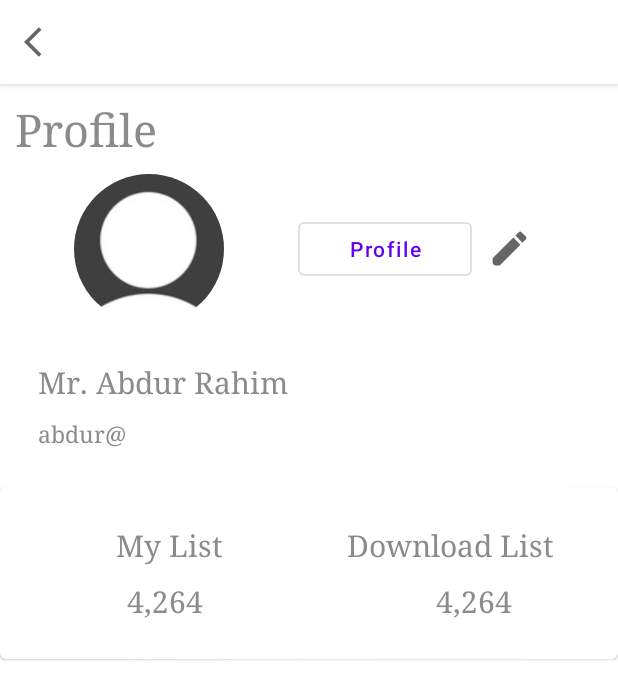
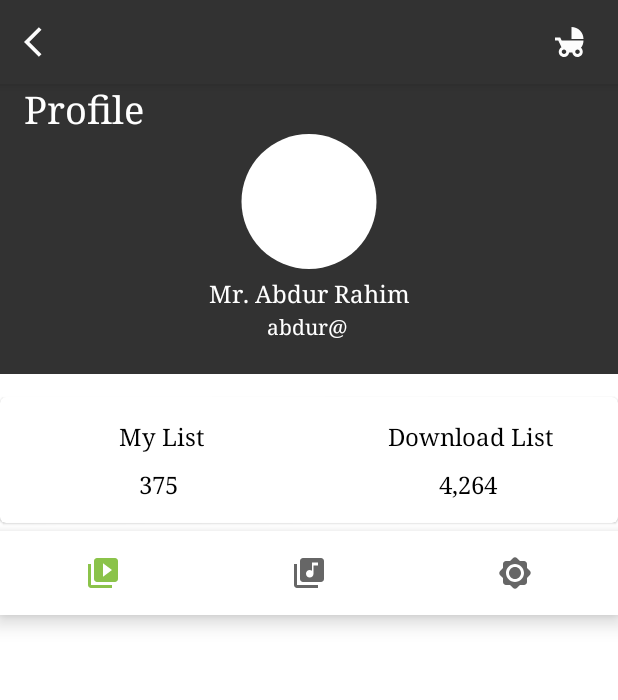
Before and after one commit to kabir61/Simple-Profile-UI, an Android app: the screen it shows after launch (MainActivity before the commit, ProfileSecond after it), on a phone screen of 412 x 824 dp. Shown: the top 700 px of the screen. Run offline under Robolectric (Android 15) with nearby library versions, the phone set to English and light mode, and no system bars; our stand-ins replace CircleImageView.

Commit message:
design updated

```diff
--- a/app/src/main/AndroidManifest.xml
+++ b/app/src/main/AndroidManifest.xml
@@ -9,13 +9,16 @@
         android:roundIcon="@mipmap/ic_launcher_round"
         android:supportsRtl="true"
         android:theme="@style/Theme.ProfileDesign">
-        <activity android:name=".MainActivity">
+        <activity android:name=".ProfileSecond">
             <intent-filter>
                 <action android:name="android.intent.action.MAIN" />
 
                 <category android:name="android.intent.category.LAUNCHER" />
             </intent-filter>
         </activity>
+        <activity android:name=".MainActivity">
+
+        </activity>
     </application>
 
 </manifest>
--- a/app/src/main/java/com/example/profiledesign/MainActivity.java
+++ b/app/src/main/java/com/example/profiledesign/MainActivity.java
@@ -3,8 +3,10 @@ package com.example.profiledesign;
 import androidx.appcompat.app.AppCompatActivity;
 
 import android.os.Bundle;
+import android.widget.Button;
 
 public class MainActivity extends AppCompatActivity {
+
 
     @Override
     protected void onCreate(Bundle savedInstanceState) {
--- /dev/null
+++ b/app/src/main/java/com/example/profiledesign/ProfileSecond.java
@@ -0,0 +1,30 @@
+package com.example.profiledesign;
+
+import androidx.appcompat.app.AppCompatActivity;
+
+import android.annotation.SuppressLint;
+import android.content.Intent;
+import android.os.Bundle;
+import android.view.View;
+import android.widget.Button;
+import android.widget.TextView;
+import android.widget.Toolbar;
+
+public class ProfileSecond extends AppCompatActivity {
+
+    private TextView profileTV;
+    @Override
+    protected void onCreate(Bundle savedInstanceState) {
+        super.onCreate(savedInstanceState);
+        setContentView(R.layout.activity_profile_second);
+        profileTV = findViewById(R.id.profileTV);
+
+        profileTV.setOnClickListener(new View.OnClickListener() {
+            @Override
+            public void onClick(View v) {
+                startActivity(new Intent(ProfileSecond.this,MainActivity.class));
+            }
+        });
+
+    }
+}
--- /dev/null
+++ b/app/src/main/res/color/click_background.xml
@@ -0,0 +1,5 @@
+<?xml version="1.0" encoding="utf-8"?>
+<selector xmlns:android="http://schemas.android.com/apk/res/android">
+    <item android:state_pressed="true" android:color="#65D869"/>
+    <item android:color="@color/gray"/>
+</selector>
--- /dev/null
+++ b/app/src/main/res/drawable/ic_arrow_back.xml
@@ -0,0 +1,5 @@
+<vector android:height="24dp" android:tint="#FCFCFC"
+    android:viewportHeight="24" android:viewportWidth="24"
+    android:width="24dp" xmlns:android="http://schemas.android.com/apk/res/android">
+    <path android:fillColor="@android:color/white" android:pathData="M11.67,3.87L9.9,2.1 0,12l9.9,9.9 1.77,-1.77L3.54,12z"/>
+</vector>
--- /dev/null
+++ b/app/src/main/res/drawable/ic_brightness.xml
@@ -0,0 +1,10 @@
+<vector xmlns:android="http://schemas.android.com/apk/res/android"
+    android:width="24dp"
+    android:height="24dp"
+    android:viewportWidth="24"
+    android:viewportHeight="24"
+    android:tint="?attr/colorControlNormal">
+  <path
+      android:fillColor="@android:color/white"
+      android:pathData="M20,8.69L20,6c0,-1.1 -0.9,-2 -2,-2h-2.69l-1.9,-1.9c-0.78,-0.78 -2.05,-0.78 -2.83,0L8.69,4L6,4c-1.1,0 -2,0.9 -2,2v2.69l-1.9,1.9c-0.78,0.78 -0.78,2.05 0,2.83l1.9,1.9L4,18c0,1.1 0.9,2 2,2h2.69l1.9,1.9c0.78,0.78 2.05,0.78 2.83,0l1.9,-1.9L18,20c1.1,0 2,-0.9 2,-2v-2.69l1.9,-1.9c0.78,-0.78 0.78,-2.05 0,-2.83L20,8.69zM12,18c-3.31,0 -6,-2.69 -6,-6s2.69,-6 6,-6 6,2.69 6,6 -2.69,6 -6,6zM12,8c-2.21,0 -4,1.79 -4,4s1.79,4 4,4 4,-1.79 4,-4 -1.79,-4 -4,-4z"/>
+</vector>
--- /dev/null
+++ b/app/src/main/res/drawable/ic_child_friendly.xml
@@ -0,0 +1,5 @@
+<vector android:height="24dp" android:tint="#FCFCFC"
+    android:viewportHeight="24" android:viewportWidth="24"
+    android:width="24dp" xmlns:android="http://schemas.android.com/apk/res/android">
+    <path android:fillColor="@android:color/white" android:pathData="M13,2v8h8c0,-4.42 -3.58,-8 -8,-8zM19.32,15.89C20.37,14.54 21,12.84 21,11L6.44,11l-0.95,-2L2,9v2h2.22s1.89,4.07 2.12,4.42c-1.1,0.59 -1.84,1.75 -1.84,3.08C4.5,20.43 6.07,22 8,22c1.76,0 3.22,-1.3 3.46,-3h2.08c0.24,1.7 1.7,3 3.46,3 1.93,0 3.5,-1.57 3.5,-3.5 0,-1.04 -0.46,-1.97 -1.18,-2.61zM8,20c-0.83,0 -1.5,-0.67 -1.5,-1.5S7.17,17 8,17s1.5,0.67 1.5,1.5S8.83,20 8,20zM17,20c-0.83,0 -1.5,-0.67 -1.5,-1.5S16.17,17 17,17s1.5,0.67 1.5,1.5S17.83,20 17,20z"/>
+</vector>
--- /dev/null
+++ b/app/src/main/res/drawable/ic_music.xml
@@ -0,0 +1,10 @@
+<vector xmlns:android="http://schemas.android.com/apk/res/android"
+    android:width="24dp"
+    android:height="24dp"
+    android:viewportWidth="24"
+    android:viewportHeight="24"
+    android:tint="?attr/colorControlNormal">
+  <path
+      android:fillColor="@android:color/white"
+      android:pathData="M20,2L8,2c-1.1,0 -2,0.9 -2,2v12c0,1.1 0.9,2 2,2h12c1.1,0 2,-0.9 2,-2L22,4c0,-1.1 -0.9,-2 -2,-2zM18,7h-3v5.5c0,1.38 -1.12,2.5 -2.5,2.5S10,13.88 10,12.5s1.12,-2.5 2.5,-2.5c0.57,0 1.08,0.19 1.5,0.51L14,5h4v2zM4,6L2,6v14c0,1.1 0.9,2 2,2h14v-2L4,20L4,6z"/>
+</vector>
--- /dev/null
+++ b/app/src/main/res/drawable/ic_video.xml
@@ -0,0 +1,10 @@
+<vector xmlns:android="http://schemas.android.com/apk/res/android"
+    android:width="24dp"
+    android:height="24dp"
+    android:viewportWidth="24"
+    android:viewportHeight="24"
+    android:tint="?attr/colorControlNormal">
+  <path
+      android:fillColor="@android:color/white"
+      android:pathData="M4,6L2,6v14c0,1.1 0.9,2 2,2h14v-2L4,20L4,6zM20,2L8,2c-1.1,0 -2,0.9 -2,2v12c0,1.1 0.9,2 2,2h12c1.1,0 2,-0.9 2,-2L22,4c0,-1.1 -0.9,-2 -2,-2zM12,14.5v-9l6,4.5 -6,4.5z"/>
+</vector>
--- a/app/src/main/res/layout/activity_main.xml
+++ b/app/src/main/res/layout/activity_main.xml
@@ -35,8 +35,8 @@
            android:layout_width="wrap_content"
            android:layout_height="wrap_content"
            android:text="Profile"
-           android:textSize="30sp"
-           android:layout_margin="10dp"
+           android:textSize="25sp"
+           android:layout_margin="8dp"
            android:textColor="@color/gray"
            android:fontFamily="serif"/>
 
@@ -48,19 +48,19 @@
 
            <de.hdodenhof.circleimageview.CircleImageView
                android:layout_width="0dp"
-               android:layout_height="100dp"
+               android:layout_height="90dp"
                android:layout_gravity="center_vertical"
                android:layout_weight="1.4"
                android:src="@drawable/profile" />
 
-           <com.google.android.material.button.MaterialButton
+           <Button
                android:layout_width="wrap_content"
                android:layout_height="wrap_content"
                android:layout_weight="0.2"
                android:text="Profile"
                android:textAllCaps="false"
                android:layout_gravity="center_vertical"
-               style="@style/Widget.MaterialComponents.Button.OutlinedButton"/>
+               tools:targetApi="lollipop" />
 
            <de.hdodenhof.circleimageview.CircleImageView
                android:layout_width="30sp"
@@ -75,28 +75,31 @@
       <LinearLayout
           android:layout_width="match_parent"
           android:layout_height="wrap_content"
-          android:layout_margin="20dp"
-          android:orientation="vertical">
+          android:layout_marginTop="10dp"
+          android:layout_marginLeft="10dp"
+          android:orientation="vertical"
+          android:layout_marginStart="10dp">
           <TextView
               android:layout_width="wrap_content"
               android:layout_height="wrap_content"
               android:text="Mr. Abdur Rahim"
-              android:textSize="20sp"
+              android:textSize="16sp"
               android:padding="5dp"
-              android:textColor="@color/gray"
+              android:textColor="@color/black"
               android:fontFamily="serif"/>
           <TextView
               android:layout_width="wrap_content"
               android:layout_height="wrap_content"
               android:text="abdur@ "
               android:padding="5dp"
-              android:textSize="15sp"
+              android:textSize="14sp"
               android:textColor="@color/gray"
               android:fontFamily="serif"/>
       </LinearLayout>
            <com.google.android.material.card.MaterialCardView
                android:layout_width="match_parent"
-               android:layout_height="wrap_content">
+               android:layout_height="wrap_content"
+               android:layout_marginTop="5dp">
                <LinearLayout
                    android:layout_width="match_parent"
                    android:layout_height="wrap_content"
@@ -105,7 +108,7 @@
                    <LinearLayout
                        android:layout_width="0dp"
                        android:layout_height="wrap_content"
-                       android:layout_margin="20dp"
+                       android:layout_margin="10dp"
                        android:layout_weight="1"
                        android:layout_gravity="center"
                        android:orientation="vertical">
@@ -113,19 +116,19 @@
                            android:layout_width="wrap_content"
                            android:layout_height="wrap_content"
                            android:text="My List"
-                           android:textSize="20sp"
+                           android:textSize="16sp"
                            android:layout_gravity="center"
                            android:padding="5dp"
-                           android:textColor="@color/gray"
+                           android:textColor="@color/black"
                            android:fontFamily="serif"/>
                        <TextView
                            android:layout_width="wrap_content"
                            android:layout_height="wrap_content"
-                           android:text="4,264 "
+                           android:text="375 "
                            android:padding="5dp"
                            android:layout_gravity="center"
-                           android:textSize="20sp"
-                           android:textColor="@color/gray"
+                           android:textSize="16sp"
+                           android:textColor="@color/black"
                            android:fontFamily="serif"/>
                    </LinearLayout>
                    <LinearLayout
@@ -138,10 +141,10 @@
                            android:layout_width="wrap_content"
                            android:layout_height="wrap_content"
                            android:text="Download List"
-                           android:textSize="20sp"
-                           android:layout_gravity="start"
+                           android:textSize="16sp"
+                           android:layout_gravity="center"
                            android:padding="5dp"
-                           android:textColor="@color/gray"
+                           android:textColor="@color/black"
                            android:fontFamily="serif"/>
                        <TextView
                            android:layout_width="wrap_content"
@@ -149,11 +152,23 @@
                            android:text="4,264 "
                            android:padding="5dp"
                            android:layout_gravity="center"
-                           android:textSize="20sp"
-                           android:textColor="@color/gray"
+                           android:textSize="16sp"
+                           android:textColor="@color/black"
                            android:fontFamily="serif"/>
                    </LinearLayout>
                </LinearLayout>
            </com.google.android.material.card.MaterialCardView>
+       <com.google.android.material.bottomnavigation.BottomNavigationView
+           android:id="@+id/bottomNav"
+           android:layout_marginTop="5dp"
+           android:layout_width="match_parent"
+           android:layout_height="?attr/actionBarSize"
+           app:labelVisibilityMode="unlabeled"
+           app:menu="@menu/btn_nav"
+           tools:targetApi="lollipop" />
+       <androidx.recyclerview.widget.RecyclerView
+           android:id="@+id/recyclerView"
+           android:layout_width="match_parent"
+           android:layout_height="wrap_content"/>
    </LinearLayout>
 </RelativeLayout>
--- /dev/null
+++ b/app/src/main/res/layout/activity_profile_second.xml
@@ -0,0 +1,192 @@
+<?xml version="1.0" encoding="utf-8"?>
+<RelativeLayout
+    xmlns:android="http://schemas.android.com/apk/res/android"
+    xmlns:app="http://schemas.android.com/apk/res-auto"
+    xmlns:tools="http://schemas.android.com/tools"
+    android:layout_width="match_parent"
+    android:layout_height="match_parent"
+    tools:context=".ProfileSecond">
+
+    <com.google.android.material.appbar.AppBarLayout
+        android:id="@+id/appBar"
+        android:layout_width="match_parent"
+        android:layout_height="wrap_content">
+        <androidx.appcompat.widget.Toolbar
+            android:layout_width="match_parent"
+            android:layout_height="?attr/actionBarSize"
+            android:backgroundTint="@color/gray"
+            android:background="@color/white"
+            tools:targetApi="lollipop">
+           <LinearLayout
+               android:layout_width="match_parent"
+               android:layout_height="wrap_content"
+               android:layout_marginLeft="10dp"
+               android:layout_marginRight="10dp"
+               android:orientation="horizontal">
+               <ImageView
+                   android:id="@+id/backBtn"
+                   android:layout_width="wrap_content"
+                   android:layout_height="wrap_content"
+                   android:outlineAmbientShadowColor="#DACBCB"
+                   android:src="@drawable/ic_arrow_back"
+                   tools:targetApi="p" />
+               <LinearLayout
+                   android:layout_width="match_parent"
+                   android:layout_height="wrap_content"
+                   android:orientation="vertical">
+                   <ImageView
+                       android:id="@+id/iconChild"
+                       android:layout_width="wrap_content"
+                       android:layout_height="wrap_content"
+                       android:layout_gravity="end"
+                       android:outlineAmbientShadowColor="#DACBCB"
+                       android:layout_marginRight="10dp"
+                       android:src="@drawable/ic_child_friendly"
+                       tools:targetApi="p"
+                       android:layout_marginEnd="10dp" />
+               </LinearLayout>
+           </LinearLayout>
+        </androidx.appcompat.widget.Toolbar>
+    </com.google.android.material.appbar.AppBarLayout>
+
+    <LinearLayout
+        android:layout_width="match_parent"
+        android:layout_height="match_parent"
+        android:layout_below="@id/appBar"
+        android:orientation="vertical">
+
+
+        <LinearLayout
+            android:layout_width="match_parent"
+            android:layout_height="wrap_content"
+            android:background="@color/gray"
+           android:paddingBottom="20dp"
+            android:orientation="vertical">
+            <TextView
+                android:id="@+id/profileTV"
+                android:layout_width="wrap_content"
+                android:layout_height="wrap_content"
+                android:text="Profile"
+                android:textSize="25sp"
+                android:layout_marginLeft="16dp"
+                android:textColor="@color/white"
+                android:fontFamily="serif"
+                android:layout_marginStart="16dp" />
+
+            <LinearLayout
+                android:layout_width="match_parent"
+                android:layout_height="wrap_content"
+                android:orientation="vertical">
+
+                <de.hdodenhof.circleimageview.CircleImageView
+                    android:layout_width="match_parent"
+                    android:layout_height="90dp"
+                    android:layout_gravity="center_vertical"
+                    android:src="@drawable/profile" />
+                <TextView
+                    android:layout_width="match_parent"
+                    android:layout_height="wrap_content"
+                    android:text="Mr. Abdur Rahim"
+                    android:gravity="center"
+                    android:textSize="16sp"
+                    android:paddingTop="5dp"
+                    android:textColor="@color/white"
+                    android:fontFamily="serif"/>
+                <TextView
+                    android:layout_width="match_parent"
+                    android:layout_height="wrap_content"
+                    android:text="abdur@ "
+                    android:padding="2dp"
+                    android:gravity="center"
+                    android:textSize="14sp"
+                    android:textColor="@color/white"
+                    android:fontFamily="serif"/>
+            </LinearLayout>
+        </LinearLayout>
+        <LinearLayout
+            android:layout_width="match_parent"
+            android:layout_height="wrap_content"
+            android:layout_marginTop="10dp"
+            android:layout_marginLeft="10dp"
+            android:orientation="vertical"
+            android:layout_marginStart="10dp">
+
+        </LinearLayout>
+        <com.google.android.material.card.MaterialCardView
+            android:layout_width="match_parent"
+            android:layout_height="wrap_content"
+            android:layout_marginTop="5dp">
+            <LinearLayout
+                android:layout_width="match_parent"
+                android:layout_height="wrap_content"
+                android:weightSum="2"
+                android:orientation="horizontal">
+                <LinearLayout
+                    android:layout_width="0dp"
+                    android:layout_height="wrap_content"
+                    android:layout_margin="10dp"
+                    android:layout_weight="1"
+                    android:layout_gravity="center"
+                    android:orientation="vertical">
+                    <TextView
+                        android:layout_width="wrap_content"
+                        android:layout_height="wrap_content"
+                        android:text="My List"
+                        android:textSize="16sp"
+                        android:layout_gravity="center"
+                        android:padding="5dp"
+                        android:textColor="@color/black"
+                        android:fontFamily="serif"/>
+                    <TextView
+                        android:layout_width="wrap_content"
+                        android:layout_height="wrap_content"
+                        android:text="375 "
+                        android:padding="5dp"
+                        android:layout_gravity="center"
+                        android:textSize="16sp"
+                        android:textColor="@color/black"
+                        android:fontFamily="serif"/>
+                </LinearLayout>
+                <LinearLayout
+                    android:layout_width="0dp"
+                    android:layout_height="wrap_content"
+                    android:layout_weight="1"
+                    android:layout_gravity="center"
+                    android:orientation="vertical">
+                    <TextView
+                        android:layout_width="wrap_content"
+                        android:layout_height="wrap_content"
+                        android:text="Download List"
+                        android:textSize="16sp"
+                        android:layout_gravity="center"
+                        android:padding="5dp"
+                        android:textColor="@color/black"
+                        android:fontFamily="serif"/>
+                    <TextView
+                        android:layout_width="wrap_content"
+                        android:layout_height="wrap_content"
+                        android:text="4,264 "
+                        android:padding="5dp"
+                        android:layout_gravity="center"
+                        android:textSize="16sp"
+                        android:textColor="@color/black"
+                        android:fontFamily="serif"/>
+                </LinearLayout>
+            </LinearLayout>
+        </com.google.android.material.card.MaterialCardView>
+
+            <com.google.android.material.bottomnavigation.BottomNavigationView
+                android:id="@+id/bottomNav"
+                android:layout_marginTop="5dp"
+                android:layout_width="match_parent"
+                android:layout_height="?attr/actionBarSize"
+                app:labelVisibilityMode="unlabeled"
+                app:menu="@menu/btn_nav"
+                tools:targetApi="lollipop" />
+        <androidx.recyclerview.widget.RecyclerView
+            android:id="@+id/recyclerView"
+            android:layout_width="match_parent"
+            android:layout_height="wrap_content"/>
+    </LinearLayout>
+
+</RelativeLayout>
--- /dev/null
+++ b/app/src/main/res/layout/pfofile_item_view.xml
@@ -0,0 +1,40 @@
+<?xml version="1.0" encoding="utf-8"?>
+<LinearLayout
+    xmlns:android="http://schemas.android.com/apk/res/android"
+    android:layout_width="match_parent"
+    android:layout_height="match_parent"
+    xmlns:app="http://schemas.android.com/apk/res-auto"
+    android:orientation="vertical">
+    <com.google.android.material.card.MaterialCardView
+        android:id="@+id/itemCardView"
+        android:layout_width="wrap_content"
+        android:layout_height="wrap_content"
+        android:layout_margin="10dp"
+        app:cardElevation="3dp"
+        app:cardCornerRadius="10dp">
+        <LinearLayout
+            android:layout_width="wrap_content"
+            android:layout_height="wrap_content"
+            android:orientation="vertical">
+            <ImageView
+                android:id="@+id/itemIV"
+                android:layout_width="200dp"
+                android:layout_height="200dp"
+                android:src="@drawable/song"
+                android:scaleType="fitXY"/>
+            <TextView
+                android:id="@+id/itemTV"
+                android:layout_width="match_parent"
+                android:layout_height="wrap_content"
+                android:gravity="center"
+                android:text="Artist"/>
+            <TextView
+                android:id="@+id/itemText"
+                android:layout_width="match_parent"
+                android:layout_height="wrap_content"
+                android:gravity="center"
+                android:text="Artist"/>
+        </LinearLayout>
+    </com.google.android.material.card.MaterialCardView>
+
+</LinearLayout>
--- /dev/null
+++ b/app/src/main/res/menu/btn_nav.xml
@@ -0,0 +1,15 @@
+<?xml version="1.0" encoding="utf-8"?>
+<menu xmlns:android="http://schemas.android.com/apk/res/android">
+
+    <item android:id="@+id/video"
+        android:icon="@drawable/ic_video"
+        android:title="video" />
+
+    <item android:id="@+id/audio"
+        android:icon="@drawable/ic_music"
+        android:title="audio"/>
+
+    <item android:id="@+id/setting"
+        android:icon="@drawable/ic_brightness"
+        android:title="setting"/>
+</menu>
--- a/app/src/main/res/values/colors.xml
+++ b/app/src/main/res/values/colors.xml
@@ -1,13 +1,13 @@
 <?xml version="1.0" encoding="utf-8"?>
 <resources>
     <color name="purple_200">#FFBB86FC</color>
-    <color name="purple_500">#FF6200EE</color>
-    <color name="purple_700">#FF3700B3</color>
+    <color name="purple_500">#8BC34A</color>
+    <color name="purple_700">#3F51B5</color>
     <color name="teal_200">#FF03DAC5</color>
     <color name="teal_700">#FF018786</color>
     <color name="black">#FF000000</color>
     <color name="white">#FFFFFFFF</color>
 
 
-    <color name="gray">#8C8B8B</color>
+    <color name="gray">#323232</color>
 </resources>
--- a/build.gradle
+++ b/build.gradle
@@ -5,7 +5,7 @@ buildscript {
         jcenter()
     }
     dependencies {
-        classpath "com.android.tools.build:gradle:4.1.0"
+        classpath 'com.android.tools.build:gradle:4.1.1'
 
         // NOTE: Do not place your application dependencies here; they belong
         // in the individual module build.gradle files
```
Also changed, not shown: app/src/main/res/drawable/song.jpg (added).
